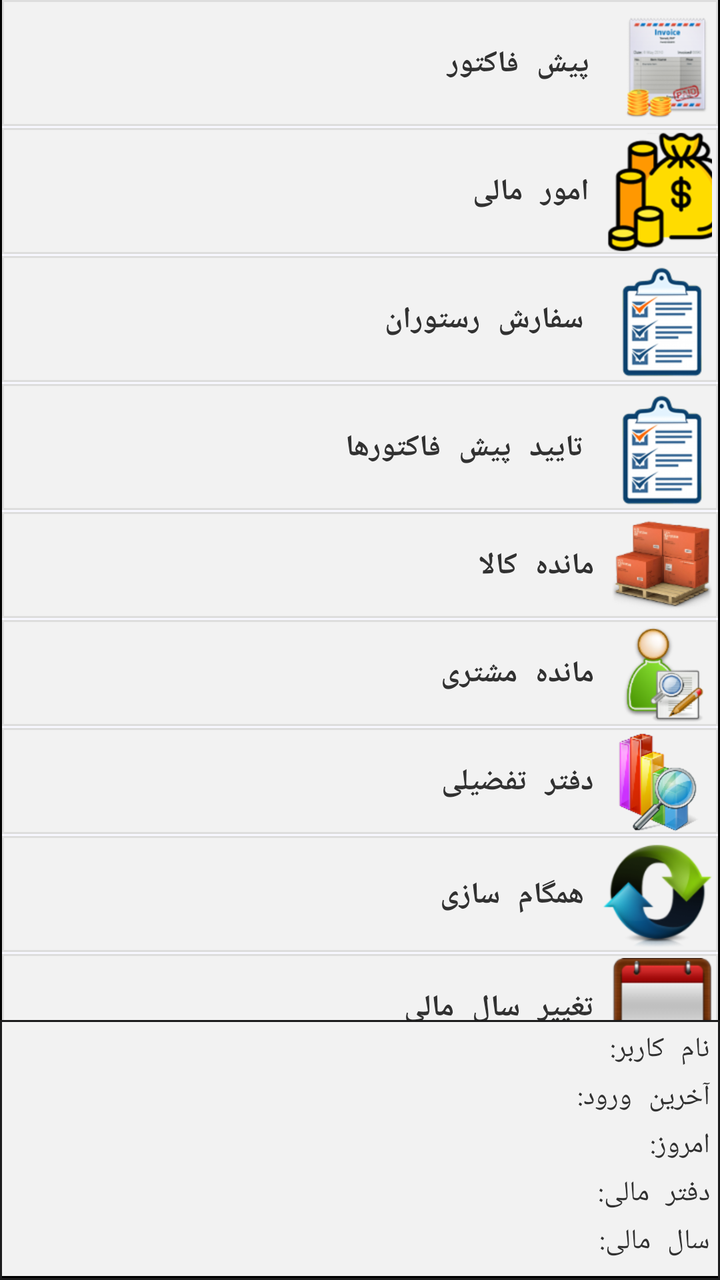
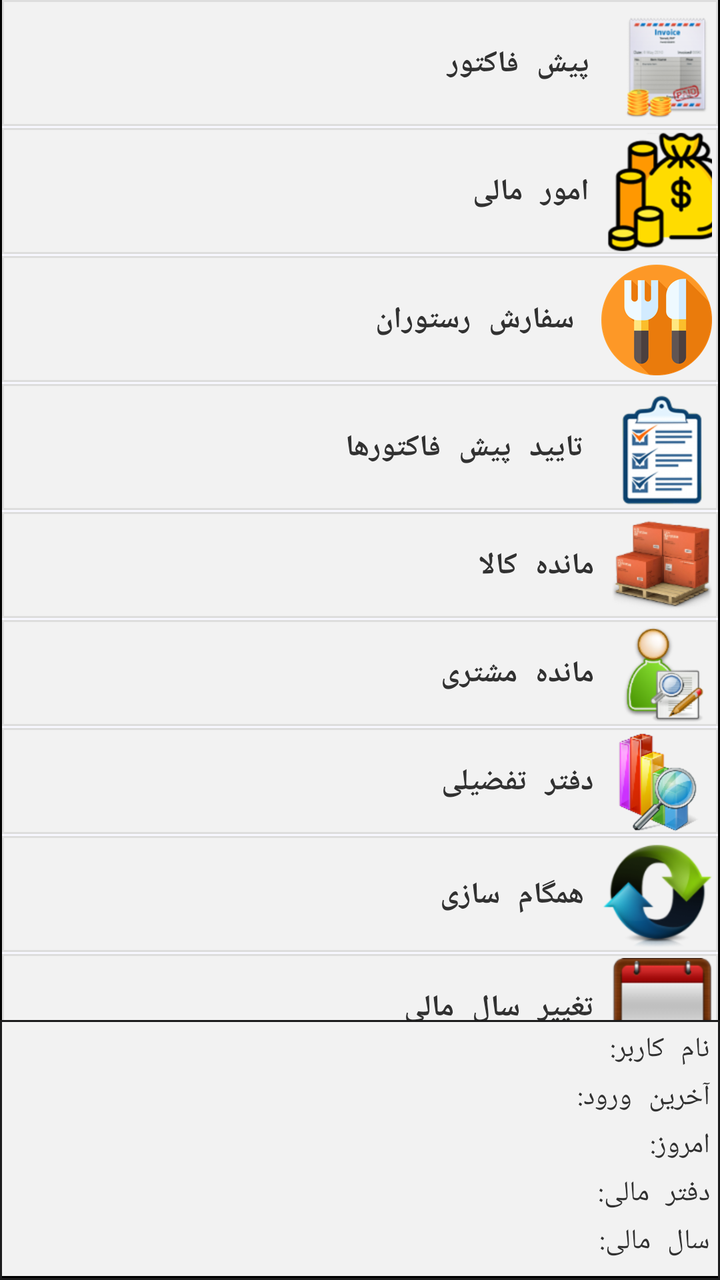

Before-and-after screenshots of an Android layout around one commit, followed by the original layout XML and the change that was made.
<!-- AndroidManifest.xml: application theme AppTheme -->
<!-- res/layout/fragment_main_menu.xml -->
<?xml version="1.0" encoding="utf-8"?>
<RelativeLayout xmlns:android="http://schemas.android.com/apk/res/android"
              android:layout_width="wrap_content"
              android:layout_height="match_parent"
              android:layoutDirection="rtl"
              android:background="@drawable/menu_list"> 


    <ScrollView
        android:layout_width="match_parent"
        android:layout_height="wrap_content"
        android:paddingStart="0dp"
        android:paddingEnd="1dp"
        android:layout_alignParentTop="true"
        android:scrollbars="horizontal"
        android:layout_above="@+id/main_footer_scrollbar">



                <LinearLayout
                    android:id="@+id/main_menu_list"
                    android:layout_width="wrap_content"
                    android:layout_height="wrap_content"
                    android:layout_gravity="start"
                    android:orientation="vertical"
                    android:layoutDirection="rtl">

                    <LinearLayout style="@style/main_button_frame" android:id="@+id/main_button_pre_invoice" android:tag="@string/permission_pfroosh">
                        <ImageView
                            style="@style/main_menu_button"
                            android:src="@drawable/invoice"
                            android:layout_marginStart="-8dp"/>
                        <TextView
                            style="@style/main_menu_caption"
                            android:text="@string/main_pre_invoice"/>
                    </LinearLayout>

                    <LinearLayout style="@style/main_button_frame" android:id="@+id/main_button_mali" android:tag="@string/permission_mali">
                        <ImageView
                            style="@style/main_menu_button"
                            android:src="@drawable/money"
                            android:layout_marginStart="-8dp"/>
                        <TextView
                            style="@style/main_menu_caption"
                            android:text="@string/main_mali"/>
                    </LinearLayout>

                    
                    <LinearLayout style="@style/main_button_frame" android:id="@+id/main_button_restaurant">
                        <ImageView
                            style="@style/main_menu_button"
                            android:src="@drawable/confirm_list"
                            android:layout_marginStart="-5dp"/>
                        <TextView
                            style="@style/main_menu_caption"
                            android:text="@string/restaurant_menu_title"/>
                    </LinearLayout>

                    <LinearLayout style="@style/main_button_frame" android:id="@+id/main_button_confirm_list" android:tag="@string/permission_p_faktor_confirm_list">
                        <ImageView
                            style="@style/main_menu_button"
                            android:src="@drawable/confirm_list"
                            android:layout_marginStart="-5dp"/>
                        <TextView
                            style="@style/main_menu_caption"
                            android:text="@string/main_confirm_list"/>
                    </LinearLayout>


                    <LinearLayout style="@style/main_button_frame" android:id="@+id/main_button_stuff_report" android:tag="@string/permission_mojoodi">
                        <ImageView
                            style="@style/main_menu_button"
                            android:src="@drawable/stuff_report"/>

                        <TextView
                            style="@style/main_menu_caption"
                            android:text="@string/main_stuff_report"/>
                    </LinearLayout>

                    <LinearLayout style="@style/main_button_frame" android:id="@+id/main_button_person_mande_report" android:tag="@string/permission_mande">
                        <ImageView
                            style="@style/main_menu_button"
                            android:src="@drawable/customer_report" />

                        <TextView
                            style="@style/main_menu_caption"
                            android:text="@string/main_person_mande_report"/>
                    </LinearLayout>


                    <LinearLayout style="@style/main_button_frame" android:id="@+id/main_button_daf_taf_report" android:tag="@string/permission_daftar_taf_report">
                        <ImageView
                            style="@style/main_menu_button"
                            android:src="@drawable/daf_taf" />

                        <TextView
                            style="@style/main_menu_caption"
                            android:text="@string/main_daftar_taf_report"/>
                    </LinearLayout>


                    <LinearLayout style="@style/main_button_frame" android:id="@+id/main_button_sync" android:tag="@string/permission_syncData">
                        <ImageView
                            style="@style/main_menu_button"
                            android:src="@drawable/sync" />

                        <TextView
                            style="@style/main_menu_caption"
                            android:text="@string/main_sync"/>
                    </LinearLayout>

                    <LinearLayout style="@style/main_button_frame" android:id="@+id/main_frame_change_year" android:tag="@string/permission_chyear">
                        <RelativeLayout
                            android:layout_width="match_parent"
                            android:layout_height="match_parent">

                            <ImageView
                                android:id="@+id/main_change_year_icon"
                                android:layout_alignParentStart="true"
                                style="@style/main_menu_button"
                                android:src="@drawable/calendar"/>

                            <TextView
                                android:id="@+id/main_button_change_year_label"
                                android:layout_width="50dp"
                                android:layout_height="match_parent"
                                android:textSize="17sp"
                                android:paddingTop="7dp"
                                android:focusable="false"
                                android:paddingStart="1dp"
                                android:paddingEnd="0dp"
                                android:gravity="center"
                                android:layout_alignParentStart="true"/>

                            <TextView
                                android:layout_toEndOf="@id/main_change_year_icon"
                                style="@style/main_menu_caption"
                                android:text="@string/main_change_year"
                                android:layout_centerInParent="true"/>
                        </RelativeLayout>

                    </LinearLayout>


                    
                        
                            
                            

                        
                            
                            
                    

                    <LinearLayout style="@style/main_button_frame" android:id="@+id/main_button_logout"  android:tag="logout">
                        <ImageView
                            style="@style/main_menu_button"
                            android:src="@drawable/logout"/>

                        <TextView
                            style="@style/main_menu_caption"
                            android:text="@string/main_logout" />
                    </LinearLayout>

                </LinearLayout>

</ScrollView>


    
    
    <LinearLayout
        android:layout_width="match_parent"
        android:layout_height="wrap_content"
        android:background="@drawable/footer_theme"
        android:layoutDirection="rtl"
        android:padding="5dp"
        android:layout_above="@+id/caspian_logo"
        android:id="@id/main_footer_scrollbar">

        
            
            
            

            <LinearLayout
                android:layout_width="wrap_content"
                android:layout_height="wrap_content"
                android:id="@+id/main_footer"
                android:orientation="vertical">

                
                <LinearLayout style="@style/main_col" android:layout_marginEnd="10dp">

                    
                    <LinearLayout style="@style/main_cell" >
                        <TextView
                            style="@style/main_cell_caption"
                            android:text="@string/main_userName" />

                        <TextView
                            android:id="@+id/main_userName"
                            style="@style/main_cell_value"/>
                    </LinearLayout>

                    
                    <LinearLayout style="@style/main_cell">
                        <TextView
                            style="@style/main_cell_caption"
                            android:text="@string/main_last_login_date"/>

                        <TextView
                            android:id="@+id/main_lastLogin"
                            style="@style/main_cell_value"/>
                    </LinearLayout>
                </LinearLayout>

                
                <LinearLayout style="@style/main_col" android:layout_marginEnd="10dp">
                    
                    <LinearLayout style="@style/main_cell">
                        <TextView
                            style="@style/main_cell_caption"
                            android:text="@string/main_today" />

                        <TextView
                            android:id="@+id/main_today"
                            style="@style/main_cell_value"/>
                    </LinearLayout>
                </LinearLayout>

                
                <LinearLayout style="@style/main_col" android:layout_marginEnd="10dp">

                    
                    <LinearLayout style="@style/main_cell">
                        <TextView
                            style="@style/main_cell_caption"
                            android:text="@string/main_daftar" />

                        <TextView
                            android:id="@+id/main_daftarMali"
                            style="@style/main_cell_value"/>
                    </LinearLayout>

                    
                    <LinearLayout style="@style/main_cell">
                        <TextView
                            style="@style/main_cell_caption"
                            android:text="@string/main_yearMali"/>

                        <TextView
                            android:id="@+id/main_yearMali"
                            style="@style/main_cell_value"/>
                    </LinearLayout>
                </LinearLayout>

            </LinearLayout>


            <TextView style="@style/errorLabel"
                      android:id="@+id/main_error"
                      android:layout_marginBottom="60dp" />

            <ProgressBar
                style="@style/progressBarCircle"
                android:id="@+id/main_progressBar"
                android:layout_width="90dp"
                android:layout_height="90dp" />
        
    </LinearLayout>

    <LinearLayout
        android:orientation="vertical"
        android:layout_alignParentBottom="true"
        android:id="@id/caspian_logo"
        android:layout_width="match_parent"
        android:layout_height="wrap_content">

        
    </LinearLayout>

</RelativeLayout>
<!-- resources referenced by this layout -->
<resources>
  <!-- drawable footer_theme (drawable) -->
  <?xml version="1.0" encoding="utf-8"?>
  <shape xmlns:android="http://schemas.android.com/apk/res/android"
         android:shape="rectangle">
  
      <stroke
          android:width="1dp"
          android:color="@color/mainFooterBorder" />
  
  
  </shape>
  <string name="main_change_year">تغییر سال مالی</string>
  <string name="main_confirm_list">تایید پیش فاکتورها</string>
  <string name="main_daftar">دفتر مالی:</string>
  <string name="main_daftar_taf_report">دفتر تفضیلی</string>
  <string name="main_last_login_date">آخرین ورود:</string>
  <string name="main_logout">خروج کاربر</string>
  <string name="main_mali">امور مالی</string>
  <string name="main_person_mande_report">مانده مشتری</string>
  <string name="main_pre_invoice">پیش فاکتور</string>
  <string name="main_stuff_report">مانده کالا</string>
  <string name="main_sync">همگام سازی</string>
  <string name="main_today">امروز:</string>
  <string name="main_userName">نام کاربر:</string>
  <string name="main_yearMali">سال مالی:</string>
  <string name="permission_chyear">chyear</string>
  <string name="permission_daftar_taf_report">daftar_taf_report</string>
  <string name="permission_mali">mali</string>
  <string name="permission_mande">mande</string>
  <string name="permission_mojoodi">mojoodi</string>
  <string name="permission_p_faktor_confirm_list">pfroosh_confirm</string>
  <string name="permission_pfroosh">pfroosh</string>
  <string name="permission_syncData">syncData</string>
  <string name="restaurant_menu_title">سفارش رستوران</string>
  <style name="main_cell">
          <item name="android:layout_width">wrap_content</item>
          <item name="android:layout_height">24dp</item>
          <item name="android:orientation">horizontal</item>
          <item name="android:layout_gravity">start</item>
      </style>
  <style name="main_cell_caption">
          <item name="android:layout_width">wrap_content</item>
          <item name="android:layout_height">wrap_content</item>
          <item name="android:textColor">@color/mainTextColor</item>
      </style>
  <style name="main_cell_value">
          <item name="android:layout_width">wrap_content</item>
          <item name="android:layout_height">wrap_content</item>
          <item name="android:layout_marginRight">5dp</item>
          <item name="android:textColor">@color/mainTextColor</item>
      </style>
  <style name="main_col">
          <item name="android:layout_width">wrap_content</item>
          <item name="android:layout_height">wrap_content</item>
          <item name="android:orientation">vertical</item>
      </style>
  <style name="main_menu_button" parent="circle_button">
          <item name="android:layout_width">wrap_content</item>
          <item name="android:layout_height">wrap_content</item>
          <item name="android:maxLines">1</item>
          <item name="android:textSize">15sp</item>
          <item name="android:adjustViewBounds">true</item>
      </style>
  <color name="mainFooterBorder">#1c1c1d</color>
  <color name="menuBackground">#f2f2f2</color>
  <color name="errorText">#1b1a1a</color>
  <!-- drawable error_theme (drawable) -->
  <?xml version="1.0" encoding="utf-8"?>
  <shape xmlns:android="http://schemas.android.com/apk/res/android"
      android:shape="rectangle">
  
  
      <corners android:radius="10dp" />
      <solid android:color="@color/errorBackColor" />
  </shape>
  <color name="mainTextColor">#313131</color>
  <color name="colorPrimary">#1c1c1d</color>
  <color name="colorPrimaryDark">#1c1c1d</color>
  <color name="colorAccent">#0397ec</color>
  <color name="errorBackColor">#f2e580</color>
  <color name="touchColor">#f8b6cbf2</color>
  <!-- unchanged entries left out for length: 19 -->
</resources>

<!-- the commit's change to res/layout/fragment_main_menu.xml (unified diff, before → after) -->
@@ -49,8 +49,7 @@
                     <LinearLayout style="@style/main_button_frame" android:id="@+id/main_button_restaurant">
                         <ImageView
                             style="@style/main_menu_button"
-                            android:src="@drawable/confirm_list"
-                            android:layout_marginStart="-5dp"/>
+                            android:src="@drawable/restaurant"/>
                         <TextView
                             style="@style/main_menu_caption"
                             android:text="@string/restaurant_menu_title"/>
<!-- resource entries referenced after the edit -->
@@ -11,6 +11,7 @@
   
   
   </shape>
+  <!-- drawable restaurant: png bitmap (drawable-hdpi, 4735 bytes) -->
   <string name="main_change_year">تغییر سال مالی</string>
   <string name="main_confirm_list">تایید پیش فاکتورها</string>
   <string name="main_daftar">دفتر مالی:</string>
